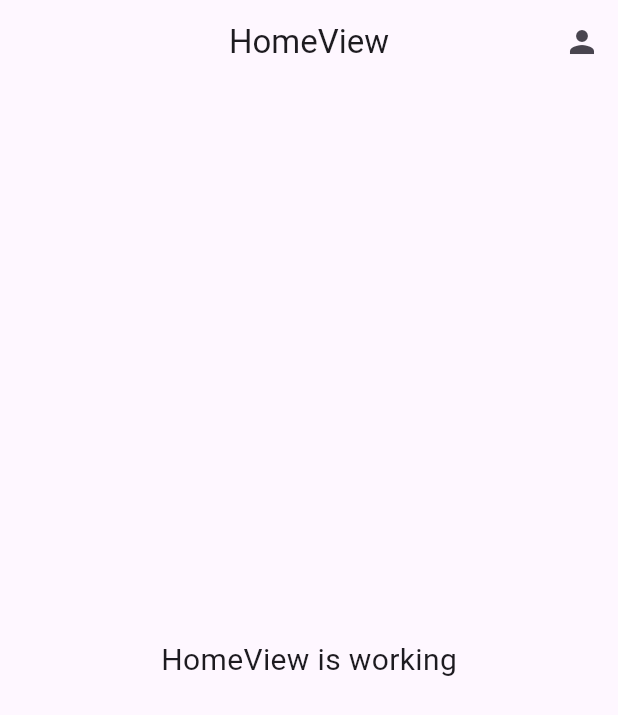
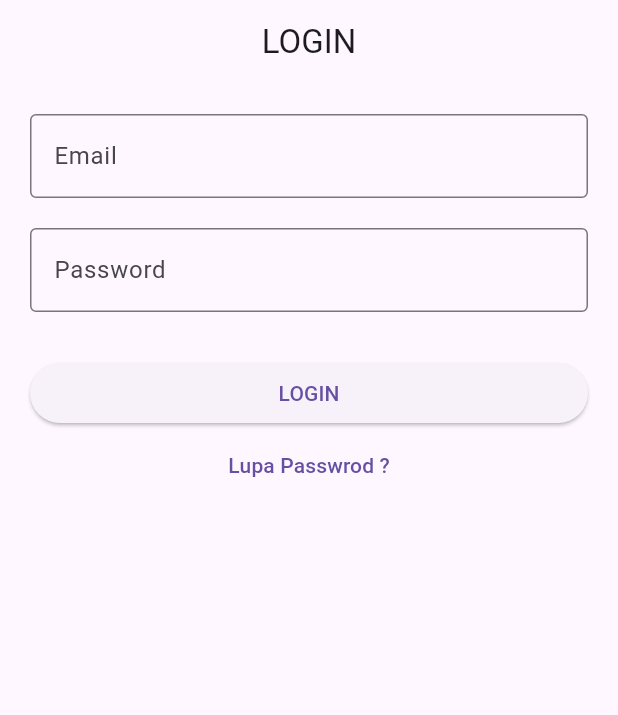
Before and after one commit to nenz24/Presence-Apps-with-Geolocator--Flutter, a Flutter app: the screen it shows after launch, on a phone screen of 412 x 824 dp. Shown: the top 715 px of the screen. Run offline on Flutter 3.47's test engine with Material 3 defaults, Android fonts, the phone set to English and light mode, and no system bars; our stand-ins replace cloud_firestore, firebase_auth, firebase_core, get; accounts and stored records are empty; generated files the repository leaves out were written again.

Commit message:
CREATE PAGE LOGIN: AUTH LOGIN

```diff
--- /dev/null
+++ b/lib/app/modules/login/controllers/login_controller.dart
@@ -0,0 +1,44 @@
+import 'package:firebase_auth/firebase_auth.dart';
+import 'package:firebase_core/firebase_core.dart';
+import 'package:flutter/material.dart';
+import 'package:get/get.dart';
+import 'package:presence/app/routes/app_pages.dart';
+
+class LoginController extends GetxController {
+  TextEditingController emailC = TextEditingController();
+  TextEditingController passC = TextEditingController();
+
+  FirebaseAuth auth = FirebaseAuth.instance;
+
+  void login() async {
+    if (emailC.text.isNotEmpty && passC.text.isNotEmpty) {
+      //proses login
+      try {
+        UserCredential userCredential = await auth.signInWithEmailAndPassword(
+            email: emailC.text, password: passC.text);
+        if (userCredential.user != null) {
+          if (userCredential.user!.emailVerified == true) {
+            Get.offAllNamed(Routes.HOME);
+          } else {
+            await userCredential.user!.sendEmailVerification();
+            Get.snackbar("Terjadi Kesalahan", "Silahkan verifikasi email anda");
+            return;
+          }
+        }
+
+        print(userCredential);
+      } on FirebaseAuthException catch (e) {
+        if (e.code == 'user-not-found') {
+          Get.snackbar('Terjadi Kesalahan', 'No user found for that email.');
+        } else if (e.code == 'wrong-password') {
+          Get.snackbar(
+              'Terjadi Kesalahan', 'Wrong password provided for that user.');
+        }
+      } catch (e) {
+        Get.snackbar('Terjadi Kesalahan', e.toString());
+      }
+    } else {
+      Get.snackbar("Error", "Please fill all the fields");
+    }
+  }
+}
--- /dev/null
+++ b/lib/app/modules/login/views/login_view.dart
@@ -0,0 +1,49 @@
+import 'package:flutter/material.dart';
+
+import 'package:get/get.dart';
+
+import '../controllers/login_controller.dart';
+
+class LoginView extends GetView<LoginController> {
+  const LoginView({super.key});
+  @override
+  Widget build(BuildContext context) {
+    return Scaffold(
+        appBar: AppBar(
+          title: const Text('LOGIN'),
+          centerTitle: true,
+        ),
+        body: ListView(
+          padding: const EdgeInsets.all(20),
+          children: [
+            TextField(
+              controller: controller.emailC,
+              decoration: InputDecoration(
+                labelText: 'Email',
+                border: OutlineInputBorder(),
+              ),
+            ),
+            SizedBox(height: 20),
+            TextField(
+              controller: controller.passC,
+              obscureText: true,
+              decoration: InputDecoration(
+                labelText: 'Password',
+                border: OutlineInputBorder(),
+              ),
+            ),
+            SizedBox(height: 30),
+            ElevatedButton(
+              onPressed: () {
+                controller.login();
+              },
+              child: Text('LOGIN'),
+            ),
+            TextButton(
+              onPressed: () {},
+              child: Text('Lupa Passwrod ?'),
+            )
+          ],
+        ));
+  }
+}
--- a/lib/app/routes/app_pages.dart
+++ b/lib/app/routes/app_pages.dart
@@ -2,6 +2,8 @@ import 'package:get/get.dart';
 
 import '../modules/home/bindings/home_binding.dart';
 import '../modules/home/views/home_view.dart';
+import '../modules/login/bindings/login_binding.dart';
+import '../modules/login/views/login_view.dart';
 import '../modules/register/bindings/register_binding.dart';
 import '../modules/register/views/register_view.dart';
 
@@ -10,7 +12,7 @@ part 'app_routes.dart';
 class AppPages {
   AppPages._();
 
-  static const INITIAL = Routes.HOME;
+  static const INITIAL = Routes.LOGIN;
 
   static final routes = [
     GetPage(
@@ -23,5 +25,10 @@ class AppPages {
       page: () => const RegisterView(),
       binding: RegisterBinding(),
     ),
+    GetPage(
+      name: _Paths.LOGIN,
+      page: () => const LoginView(),
+      binding: LoginBinding(),
+    ),
   ];
 }
--- a/lib/app/routes/app_routes.dart
+++ b/lib/app/routes/app_routes.dart
@@ -5,10 +5,12 @@ abstract class Routes {
   Routes._();
   static const HOME = _Paths.HOME;
   static const REGISTER = _Paths.REGISTER;
+  static const LOGIN = _Paths.LOGIN;
 }
 
 abstract class _Paths {
   _Paths._();
   static const HOME = '/home';
   static const REGISTER = '/register';
+  static const LOGIN = '/login';
 }
```
Also changed, not shown: lib/app/modules/login/bindings/login_binding.dart (added, +12 -0 lines), 1 other file.
